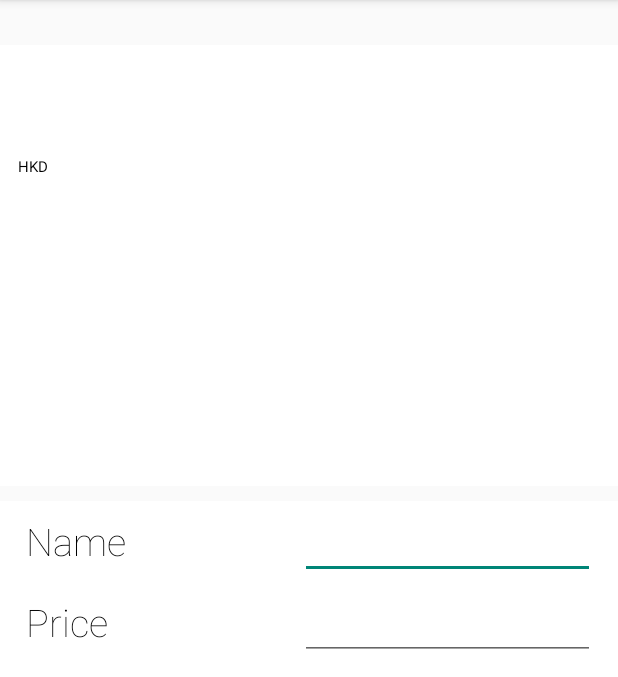
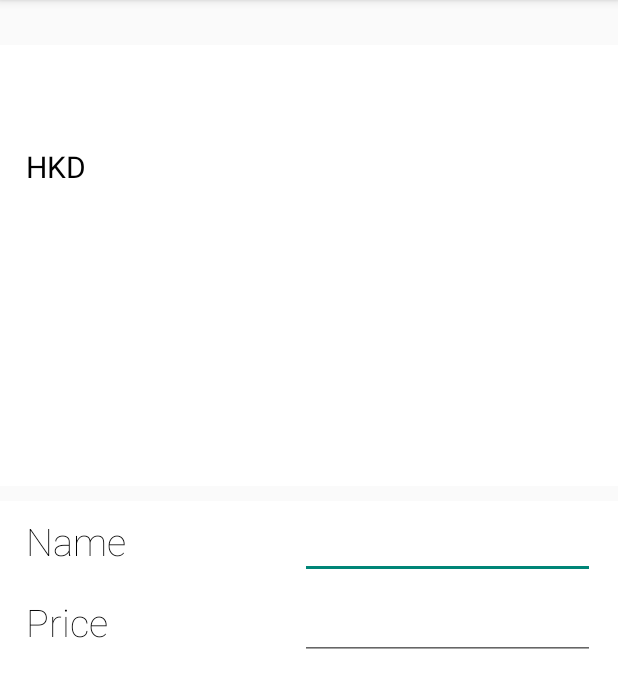
Before and after one commit to milankostak/FinancialWatchdog, an Android app: the AddActivity screen opened directly, with no data from a screen before it, on a phone screen of 412 x 824 dp, the part 84-761 px from its top. Run offline under Robolectric (Android 15) with nearby library versions, the phone set to English and light mode, and no system bars; libraries missing offline, so code that uses them is left out: com.orm, com.orm.dsl; 2 statements that could not run were skipped.

Commit message:
spinner fix

```diff
--- a/app/src/main/res/values/styles.xml
+++ b/app/src/main/res/values/styles.xml
@@ -21,8 +21,8 @@
     <style name="AppTheme.PopupOverlay" parent="ThemeOverlay.AppCompat.Light" />
 
     <style name="spinnerItemStyle">
-        <item name="android:padding">10dp</item>
-        <item name="android:textSize">10sp</item>
+        <item name="android:paddingLeft">15dp</item>
+        <item name="android:textSize">20sp</item>
         <item name="android:textColor">#000000</item>
     </style>
 
```
